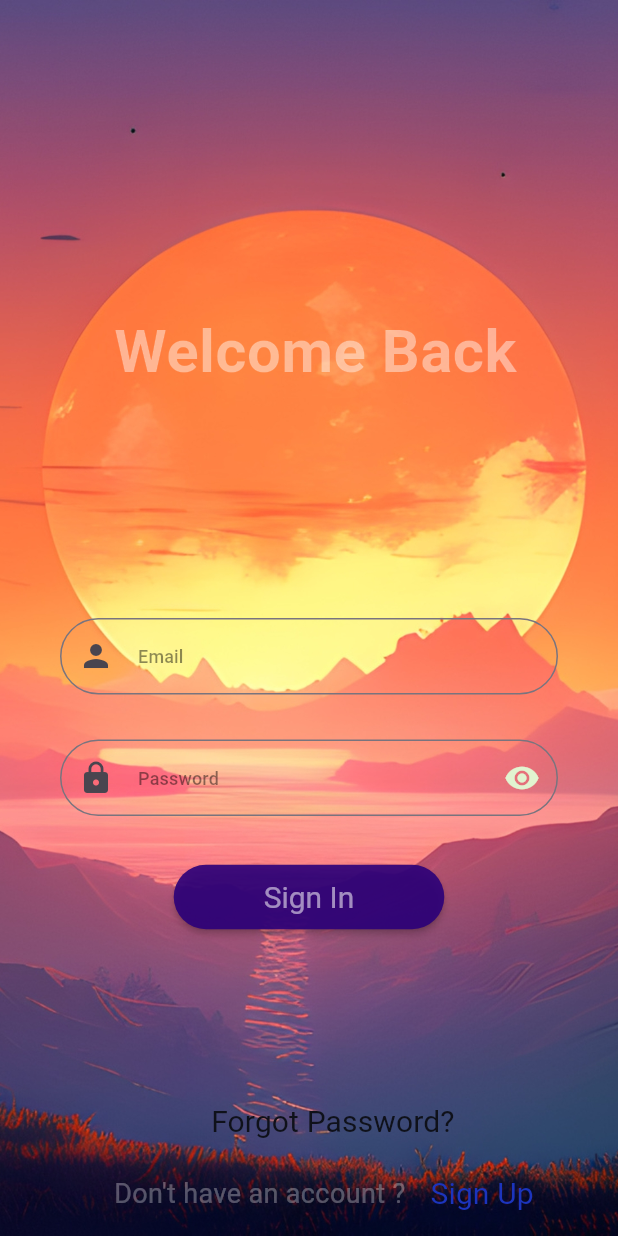
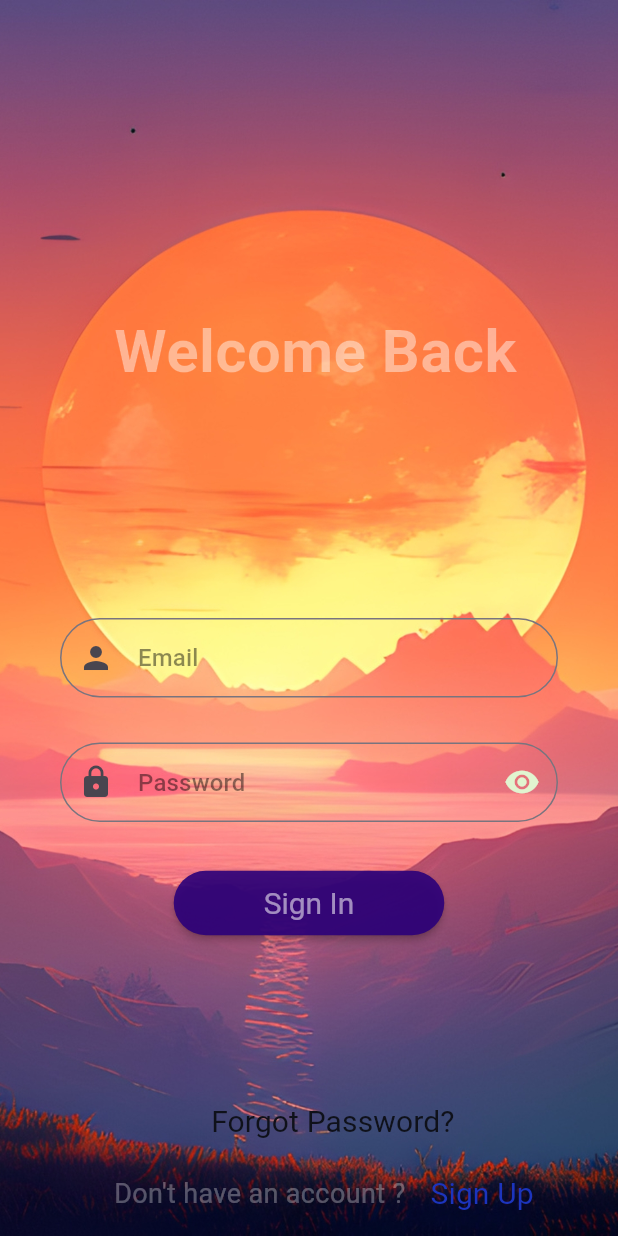
Before and after one commit to 0x000UK/Transae, a Flutter app: the screen it shows after launch, on a phone screen of 412 x 824 dp. Run offline on Flutter 3.47's test engine with Material 2 defaults, Android fonts, the phone set to English and light mode, and no system bars; our stand-ins replace cloud_firestore, firebase_auth, firebase_core, flutter_riverpod; accounts and stored records are empty.

Commit message:
new pages added [not working]

```diff
--- a/lib/Models/user_model.dart
+++ b/lib/Models/user_model.dart
@@ -5,15 +5,17 @@ class UserModel {
   String? email;
   String? profilePic;
   String? password;
+  Map<String, dynamic>? freinds;
   String? background;
 
-  UserModel({this.uid, this.fullName,this.userName, this.email, this.profilePic, this.background, this.password});
+  UserModel({this.uid, this.fullName,this.userName,this .freinds, this.email, this.profilePic, this.background, this.password});
 
   UserModel.fromMap(Map<String, dynamic> map) {
     uid = map["uid"];
     fullName = map["fullName"];
     userName = map["userName"];
     email = map["email"];
+    freinds = map["freinds"];
     profilePic = map["profilePic"];
     password = map["password"];
     background = map["background"];
@@ -25,6 +27,7 @@ class UserModel {
       "fullName": fullName,
       "userName" : userName,
       "email": email,
+      "freinds": freinds,
       "profilePic": profilePic,
       "password": password,
       "background": profilePic,
--- a/lib/Widgets/message_boxes.dart
+++ b/lib/Widgets/message_boxes.dart
@@ -56,8 +56,9 @@ class _MessageBoxState extends State<MessageBox> {
                     bottomRight: Radius.circular(20),
                   ),
             color: isSentByMe
-                ? const Color(0xF805111D)
-                : LightThemeColors.darkgrey),
+                ? DarkThemeColors.coolGreen:
+                 const Color(0xF805111D)
+                ),
         child: Column(
           crossAxisAlignment: CrossAxisAlignment.start,
           children: [
--- a/lib/Widgets/themes.dart
+++ b/lib/Widgets/themes.dart
@@ -17,15 +17,15 @@ class Themes  {
         primaryColorDark: LightThemeColors.orange,
         primaryColorLight: LightThemeColors.lightorange,
         textTheme: const  TextTheme(
-          displayLarge: TextStyle(color: LightThemeColors.coolGreen, fontSize: 25, fontWeight: FontWeight.bold),
-          displayMedium: TextStyle(color: LightThemeColors.coolGreen, fontSize: 22, fontWeight: FontWeight.bold),
+          displayLarge: TextStyle(color: LightThemeColors.coolGreen, fontSize: 22, fontWeight: FontWeight.bold),
+          displayMedium: TextStyle(color: LightThemeColors.coolGreen, fontSize: 20, fontWeight: FontWeight.bold),
           displaySmall: TextStyle(color: LightThemeColors.coolGreen, fontSize: 18, fontWeight: FontWeight.bold),
           titleLarge: TextStyle(color: Colors.black, fontSize: 25, overflow: TextOverflow.ellipsis),
           titleMedium: TextStyle(color: Colors.black54, fontSize: 16, overflow: TextOverflow.ellipsis),
-          titleSmall: TextStyle(color: Colors.black45, fontSize: 12, overflow: TextOverflow.ellipsis),
-          bodySmall: TextStyle(color: Colors.black54, fontSize: 14),
+          titleSmall: TextStyle(color: Colors.black45, fontSize: 16, overflow: TextOverflow.ellipsis),
+          bodySmall: TextStyle(color: Colors.black54, fontSize: 16),
           bodyMedium: TextStyle(color: LightThemeColors.coolGreen, fontSize: 20, fontWeight: FontWeight.bold),
-          bodyLarge: TextStyle(color: LightThemeColors.coolGreen, fontSize: 26, fontWeight: FontWeight.bold),
+          bodyLarge: TextStyle(color: LightThemeColors.coolGreen, fontSize: 27, fontWeight: FontWeight.bold),
         ),
         bottomNavigationBarTheme:const BottomNavigationBarThemeData(
           backgroundColor: LightThemeColors.redorange,
@@ -91,13 +91,13 @@ class Themes  {
         textTheme: const  TextTheme(
           displayLarge: TextStyle(color: DarkThemeColors.coolGreen, fontSize: 22, fontWeight: FontWeight.bold),
           displayMedium: TextStyle(color: DarkThemeColors.coolGreen, fontSize: 20, fontWeight: FontWeight.bold),
-          displaySmall: TextStyle(color: DarkThemeColors.coolGreen, fontSize: 20, fontWeight: FontWeight.bold),
+          displaySmall: TextStyle(color: DarkThemeColors.coolGreen, fontSize: 18, fontWeight: FontWeight.bold),
           titleLarge: TextStyle(color: Colors.white, fontSize: 25, overflow: TextOverflow.ellipsis),
-          titleMedium: TextStyle(color: DarkThemeColors.coolGreen, fontSize: 16, overflow: TextOverflow.ellipsis),
-          titleSmall: TextStyle(color: Colors.black, fontSize: 13),
-          bodySmall: TextStyle(color: Colors.black, fontSize: 16),
+          titleMedium: TextStyle(color: DarkThemeColors.coolGreen, fontSize: 18, overflow: TextOverflow.ellipsis),
+          titleSmall: TextStyle(color: Colors.white38, fontSize: 16),
+          bodySmall: TextStyle(color: Colors.white, fontSize: 16),
           bodyMedium: TextStyle(color: DarkThemeColors.coolGreen, fontSize: 20, fontWeight: FontWeight.bold),
-          bodyLarge: TextStyle(color: DarkThemeColors.coolGreen, fontSize: 25, fontWeight: FontWeight.bold)
+          bodyLarge: TextStyle(color: DarkThemeColors.coolGreen, fontSize: 27, fontWeight: FontWeight.bold)
         ),
         bottomNavigationBarTheme:const BottomNavigationBarThemeData(
           backgroundColor: DarkThemeColors.darkpurple,
@@ -121,7 +121,7 @@ class Themes  {
         iconButtonTheme:const IconButtonThemeData(
           style: ButtonStyle(
             iconColor: MaterialStatePropertyAll(DarkThemeColors.coolGreen),
-            iconSize: MaterialStatePropertyAll(20),
+            iconSize: MaterialStatePropertyAll(25),
             animationDuration: Duration(milliseconds: 300)
           )
         ),
--- a/lib/pages/Tabs/chat_page.dart
+++ b/lib/pages/Tabs/chat_page.dart
@@ -60,7 +60,7 @@ class _MyChatPageTabState extends State<MyChatPageTab> {
                                 leading: Hero(
                                   tag: 'profilepic$index',
                                   child: const CircleAvatar(
-                                    radius: 22,
+                                    radius: 24,
                                   ),
                                 ),
                                 title: Text(
--- a/lib/pages/auth/register.dart
+++ b/lib/pages/auth/register.dart
@@ -372,7 +372,10 @@ class _MyRegisterState extends ConsumerState<MyRegister> {
           email: email,
           userName: "",
           fullName: fullName,
-          profilePic: ""
+          profilePic: "",
+          password: password,
+          background: "",
+          freinds: {}
         );
         await DatabaseService.savingUserData(fullName,email,password).then((value) async{
           ref.read(userModelProviderState.notifier).state = newUser;
--- a/lib/service/FireBase/database_services.dart
+++ b/lib/service/FireBase/database_services.dart
@@ -19,6 +19,7 @@ class DatabaseService {
       "email": email,
       "userName": "" ,
       "profilePic": "",
+      "freinds" : [],
       "uid": current_uid,
       "password": password,
       "background" : ""
```
Also changed, not shown: lib/pages/Settings/Edits/edit.dart (+8 -4 lines), lib/pages/account_settings.dart (+17 -0 lines), lib/pages/freinds.dart (added, +166 -0 lines), lib/pages/home_page.dart (+0 -31 lines), lib/pages/navigation.dart (+10 -6 lines), lib/pages/notifications.dart (added, +21 -0 lines), lib/pages/search_page.dart (+8 -8 lines).
